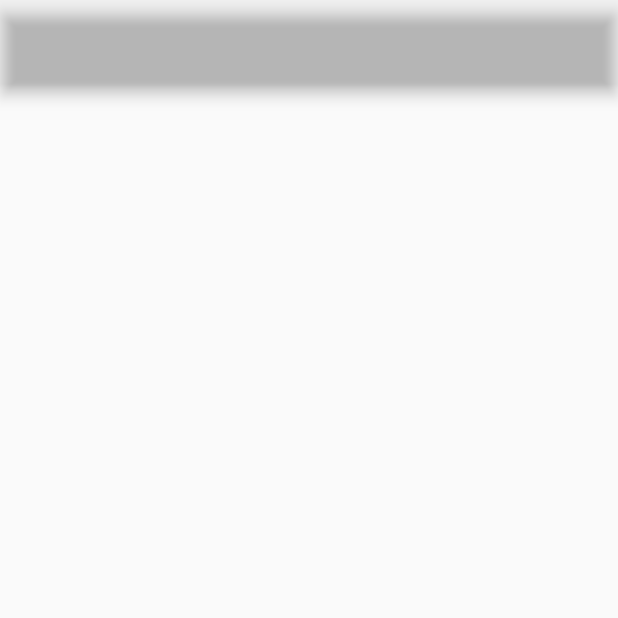
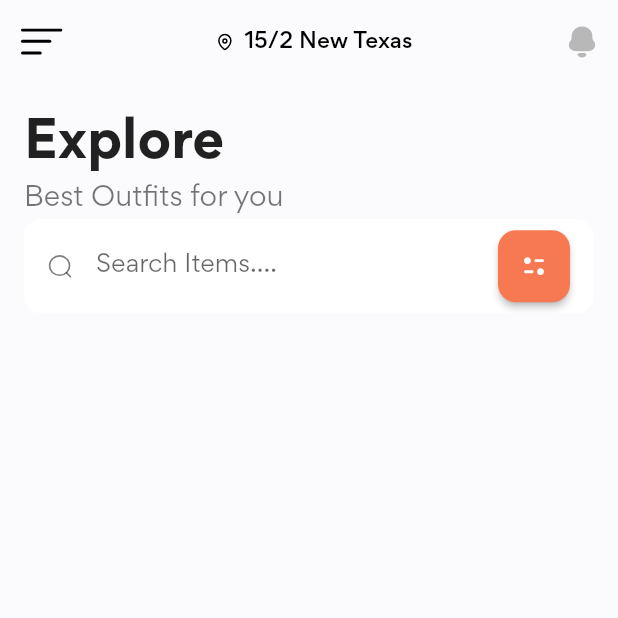
Before and after one commit to kevin2-cyber/ShopAppUI, a Flutter app: the screen it shows after launch, on a phone screen of 412 x 824 dp, the top half of it. Run offline on Flutter 3.47's test engine with Material 2 defaults, Android fonts, the light colour scheme and no system bars; our stand-ins replace flutter_svg.

Commit message:
created search bar

```diff
--- a/lib/main.dart
+++ b/lib/main.dart
@@ -1,4 +1,5 @@
 import 'package:flutter/material.dart';
+import 'package:shop_app_ui/screens/home/constants.dart';
 import 'package:shop_app_ui/screens/home/home_screen.dart';
 
 void main() => runApp(const MyApp());
@@ -14,6 +15,7 @@ class MyApp extends StatelessWidget {
       title: 'The Flutter Way',
       theme: ThemeData(
         primarySwatch: Colors.blue,
+        scaffoldBackgroundColor: bgColor,
         fontFamily: "Gordita",
         textTheme: const TextTheme(
           bodyText2: TextStyle(color: Colors.black54),
--- a/lib/screens/home/constants.dart
+++ b/lib/screens/home/constants.dart
@@ -5,3 +5,10 @@ const Color bgColor = Color(0xFFFBFBFD);
 
 const double defaultPadding = 16.0;
 const double defaultBorderRadius = 12.0;
+
+const outlineInputBorder = OutlineInputBorder(
+  borderRadius: BorderRadius.all(
+    Radius.circular(defaultBorderRadius),
+  ),
+  borderSide: BorderSide.none,
+);
--- a/lib/screens/home/home_screen.dart
+++ b/lib/screens/home/home_screen.dart
@@ -1,4 +1,6 @@
 import 'package:flutter/material.dart';
+import 'package:flutter_svg/flutter_svg.dart';
+import 'package:shop_app_ui/screens/home/constants.dart';
 
 class HomeScreen extends StatelessWidget {
   const HomeScreen({Key? key}) : super(key: key);
@@ -8,6 +10,84 @@ class HomeScreen extends StatelessWidget {
     return Scaffold(
       appBar: AppBar(
         backgroundColor: Colors.transparent,
+        elevation: 0,
+        leading: IconButton(
+          onPressed: () {},
+          icon: SvgPicture.asset('assets/icons/menu.svg'),
+        ),
+        title: Row(
+          mainAxisAlignment: MainAxisAlignment.center,
+          children: <Widget>[
+            SvgPicture.asset('assets/icons/Location.svg'),
+            const SizedBox(
+              width: defaultPadding / 2,
+            ),
+            Text(
+              '15/2 New Texas',
+              style: Theme.of(context).textTheme.subtitle2,
+            ),
+          ],
+        ),
+        actions: [
+          IconButton(
+            onPressed: () {},
+            icon: SvgPicture.asset('assets/icons/Notification.svg'),
+          ),
+        ],
+      ),
+      body: Padding(
+        padding: const EdgeInsets.all(defaultPadding),
+        child: Column(
+          crossAxisAlignment: CrossAxisAlignment.start,
+          children: <Widget>[
+            Text(
+              'Explore',
+              style: Theme.of(context).textTheme.headline4?.copyWith(
+                    fontWeight: FontWeight.w600,
+                    color: Colors.black87,
+                  ),
+            ),
+            const Text(
+              'Best Outfits for you',
+              style: TextStyle(
+                fontSize: 18.0,
+              ),
+            ),
+            Form(
+              child: TextFormField(
+                decoration: InputDecoration(
+                  hintText: 'Search Items....',
+                  filled: true,
+                  fillColor: Colors.white,
+                  border: outlineInputBorder,
+                  enabledBorder: outlineInputBorder,
+                  focusedBorder: outlineInputBorder,
+                  prefixIcon: Padding(
+                    padding: const EdgeInsets.all(16.0),
+                    child: SvgPicture.asset('assets/icons/Search.svg'),
+                  ),
+                  suffixIcon: Padding(
+                    padding:
+                        const EdgeInsets.symmetric(horizontal: defaultPadding),
+                    child: SizedBox(
+                      height: 48.0,
+                      width: 48.0,
+                      child: ElevatedButton(
+                        onPressed: () {},
+                        style: ElevatedButton.styleFrom(
+                            primary: primaryColor,
+                            shape: const RoundedRectangleBorder(
+                                borderRadius: BorderRadius.all(
+                                    Radius.circular(defaultBorderRadius)))),
+                        child: SvgPicture.asset('assets/icons/Filter.svg'),
+                      ),
+                    ),
+                  ),
+                ),
+              ),
+            ),
+          ],
+        ),
       ),
     );
   }
```
Also changed, not shown: 3 other files.
